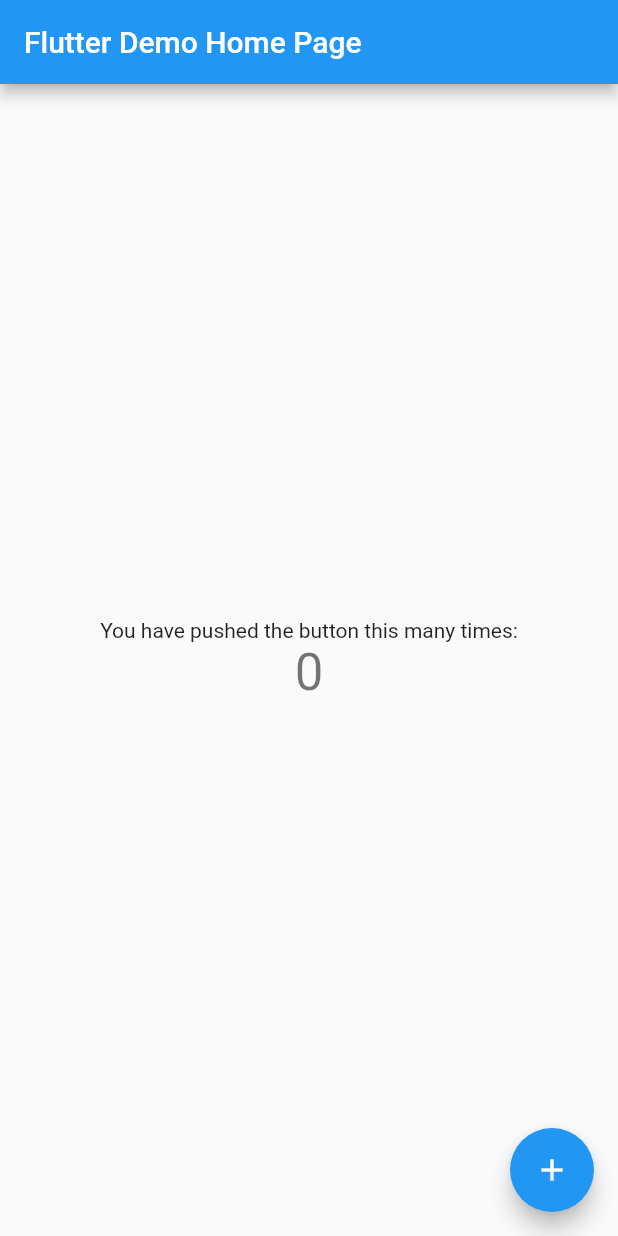
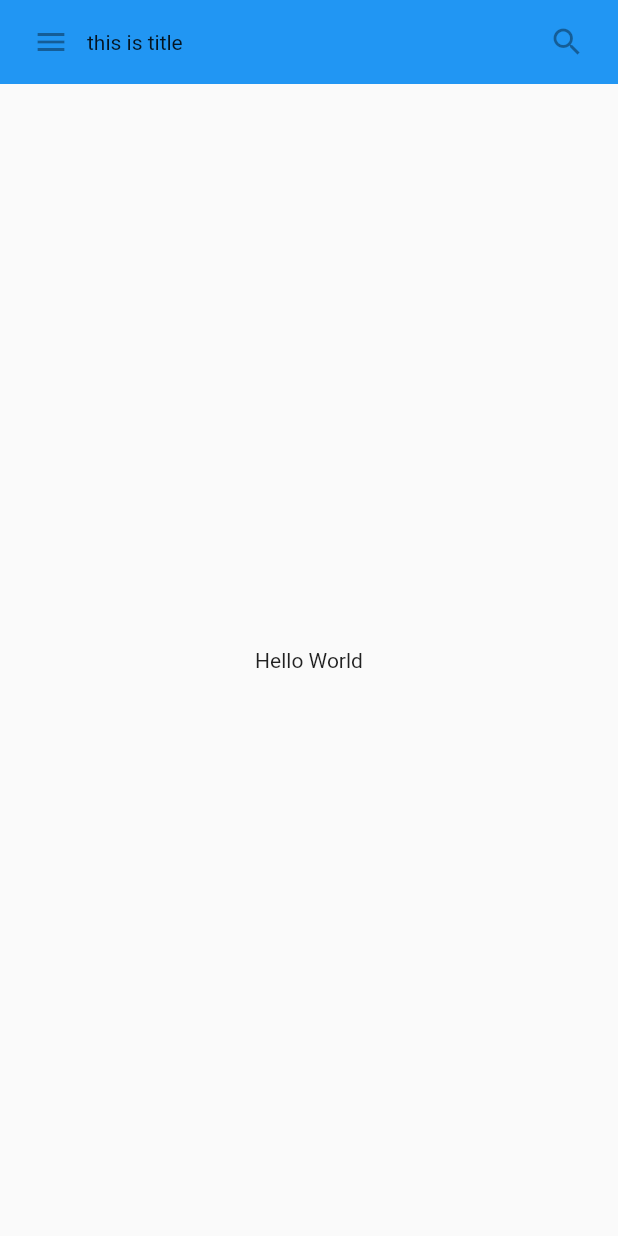
Before and after one commit to HoeYeon/Flutter, a Flutter app: the screen it shows after launch, on a phone screen of 412 x 824 dp. Run offline on Flutter 3.47's test engine with Material 2 defaults, Android fonts, the phone set to English and light mode, and no system bars; our stand-ins replace get, websafe_svg.

Commit message:
feat: impl AppBar & Scaffold

```diff
--- a/Exercise/starter/lib/main.dart
+++ b/Exercise/starter/lib/main.dart
@@ -1,115 +1,60 @@
 import 'package:flutter/material.dart';
 
 void main() {
-  runApp(const MyApp());
+  runApp(MaterialApp(
+    title: "My app",
+    home: MyScaffold(),
+  ));
 }
 
-class MyApp extends StatelessWidget {
-  const MyApp({super.key});
+class MyAppBar extends StatelessWidget {
+  MyAppBar({required this.title});
 
-  // This widget is the root of your application.
+  final Widget title;
+
   @override
   Widget build(BuildContext context) {
-    return MaterialApp(
-      title: 'Flutter Demo',
-      theme: ThemeData(
-        // This is the theme of your application.
-        //
-        // Try running your application with "flutter run". You'll see the
-        // application has a blue toolbar. Then, without quitting the app, try
-        // changing the primarySwatch below to Colors.green and then invoke
-        // "hot reload" (press "r" in the console where you ran "flutter run",
-        // or simply save your changes to "hot reload" in a Flutter IDE).
-        // Notice that the counter didn't reset back to zero; the application
-        // is not restarted.
-        primarySwatch: Colors.blue,
-      ),
-      home: const MyHomePage(title: 'Flutter Demo Home Page'),
-    );
+    return Container(
+        height: 56.0,
+        padding: const EdgeInsets.symmetric(horizontal: 10.0),
+        decoration: BoxDecoration(color: Colors.blue[500]),
+        child: Row(
+          children: [
+            IconButton(
+              icon: Icon(Icons.menu),
+              tooltip: 'Navigation menu',
+              onPressed: null,
+            ),
+            Expanded(
+              child: title,
+            ),
+            IconButton(
+              icon: Icon(Icons.search),
+              tooltip: 'Search',
+              onPressed: null,
+            )
+          ],
+        ));
   }
 }
 
-class MyHomePage extends StatefulWidget {
-  const MyHomePage({super.key, required this.title});
-
-  // This widget is the home page of your application. It is stateful, meaning
-  // that it has a State object (defined below) that contains fields that affect
-  // how it looks.
-
-  // This class is the configuration for the state. It holds the values (in this
-  // case the title) provided by the parent (in this case the App widget) and
-  // used by the build method of the State. Fields in a Widget subclass are
-  // always marked "final".
-
-  final String title;
-
-  @override
-  State<MyHomePage> createState() => _MyHomePageState();
-}
-
-class _MyHomePageState extends State<MyHomePage> {
-  int _counter = 0;
-
-  void _incrementCounter() {
-    setState(() {
-      // This call to setState tells the Flutter framework that something has
-      // changed in this State, which causes it to rerun the build method below
-      // so that the display can reflect the updated values. If we changed
-      // _counter without calling setState(), then the build method would not be
-      // called again, and so nothing would appear to happen.
-      _counter++;
-    });
-  }
+class MyScaffold extends StatelessWidget {
+  const MyScaffold({super.key});
 
   @override
   Widget build(BuildContext context) {
-    // This method is rerun every time setState is called, for instance as done
-    // by the _incrementCounter method above.
-    //
-    // The Flutter framework has been optimized to make rerunning build methods
-    // fast, so that you can just rebuild anything that needs updating rather
-    // than having to individually change instances of widgets.
-    return Scaffold(
-      appBar: AppBar(
-        // Here we take the value from the MyHomePage object that was created by
-        // the App.build method, and use it to set our appbar title.
-        title: Text(widget.title),
-      ),
-      body: Center(
-        // Center is a layout widget. It takes a single child and positions it
-        // in the middle of the parent.
+    return Material(
         child: Column(
-          // Column is also a layout widget. It takes a list of children and
-          // arranges them vertically. By default, it sizes itself to fit its
-          // children horizontally, and tries to be as tall as its parent.
-          //
-          // Invoke "debug painting" (press "p" in the console, choose the
-          // "Toggle Debug Paint" action from the Flutter Inspector in Android
-          // Studio, or the "Toggle Debug Paint" command in Visual Studio Code)
-          // to see the wireframe for each widget.
-          //
-          // Column has various properties to control how it sizes itself and
-          // how it positions its children. Here we use mainAxisAlignment to
-          // center the children vertically; the main axis here is the vertical
-          // axis because Columns are vertical (the cross axis would be
-          // horizontal).
-          mainAxisAlignment: MainAxisAlignment.center,
-          children: <Widget>[
-            const Text(
-              'You have pushed the button this many times:',
-            ),
-            Text(
-              '$_counter',
-              style: Theme.of(context).textTheme.headline4,
-            ),
-          ],
+      children: [
+        MyAppBar(
+          title: Text("this is title"),
         ),
-      ),
-      floatingActionButton: FloatingActionButton(
-        onPressed: _incrementCounter,
-        tooltip: 'Increment',
-        child: const Icon(Icons.add),
-      ), // This trailing comma makes auto-formatting nicer for build methods.
-    );
+        Expanded(
+          child: Center(
+            child: Text("Hello World"),
+          ),
+        )
+      ],
+    ));
   }
 }
--- a/Exercise/starter/pubspec.yaml
+++ b/Exercise/starter/pubspec.yaml
@@ -36,6 +36,7 @@ dependencies:
   # The following adds the Cupertino Icons font to your application.
   # Use with the CupertinoIcons class for iOS style icons.
   cupertino_icons: ^1.0.2
+  english_words: ^4.0.0
 
 dev_dependencies:
   flutter_test:
```
Also changed, not shown: Exercise/starter/pubspec.lock.
